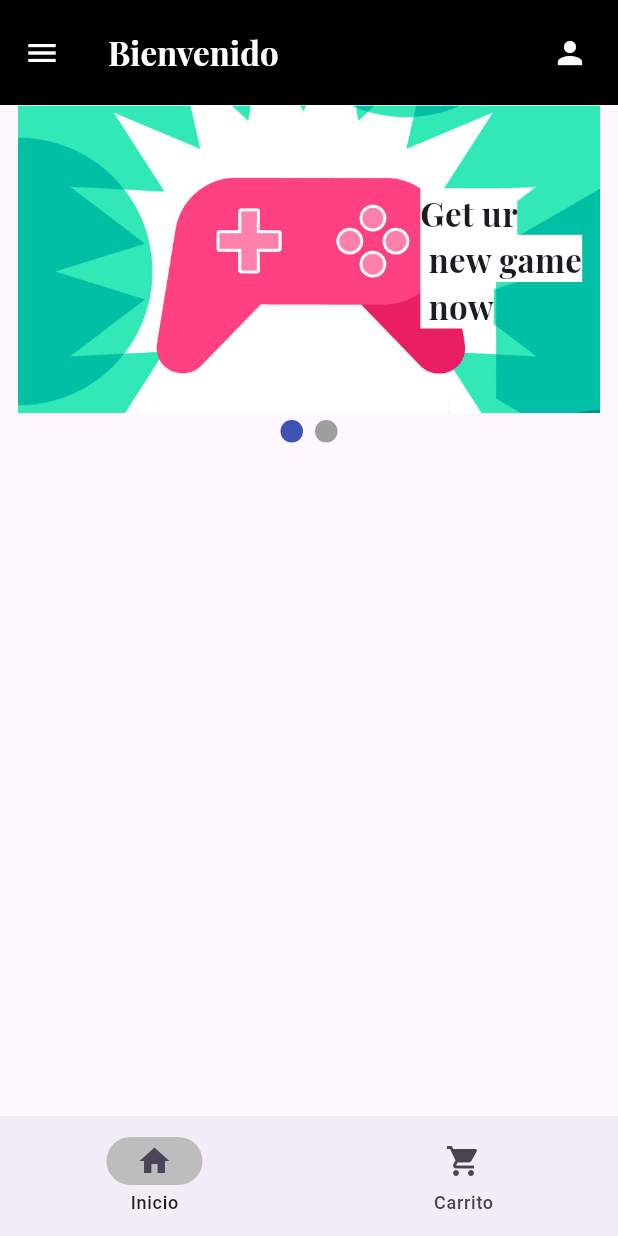
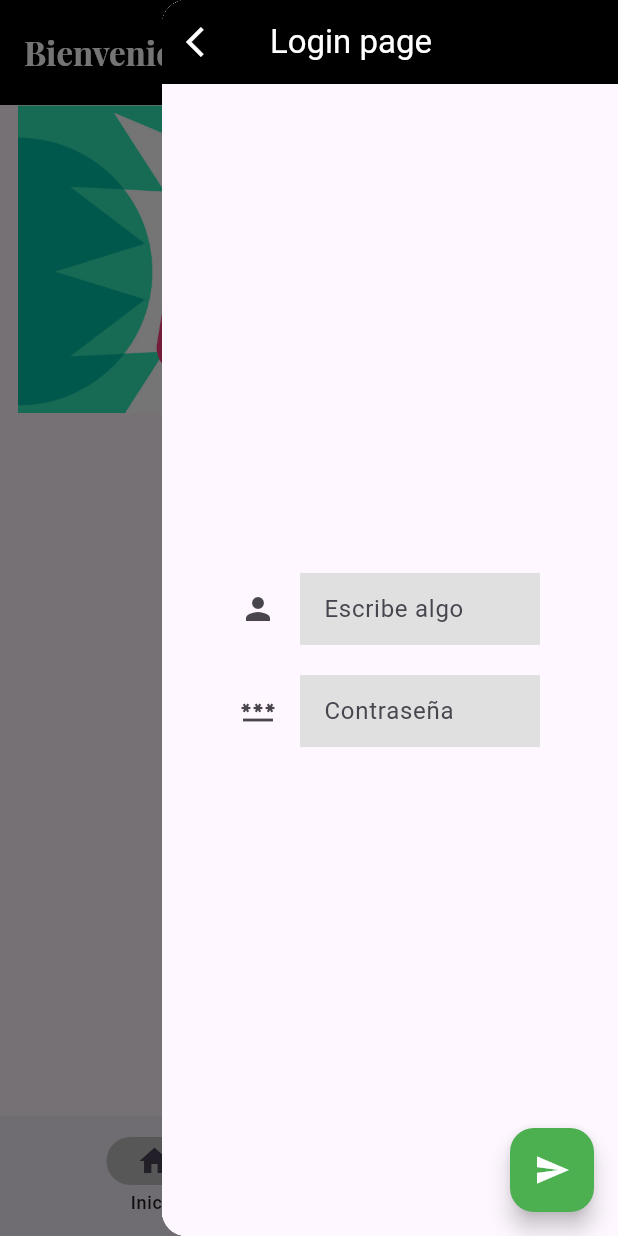
Before and after one commit to DamnProyect/cambiosZaid, a Flutter app: the screen it shows after launch, with the side drawer open (before the commit the screen has no drawer), on a phone screen of 412 x 824 dp. Run offline on Flutter 3.47's test engine with Material 3 defaults, Android fonts, the phone set to English and light mode, and no system bars; drawn by our look-alikes of carousel_slider, smooth_page_indicator; our stand-ins replace google_fonts; Roboto replaces fonts that are missing (Georgia).

Commit message:
Agregado el boton y el menu lateral del login

```diff
--- a/widgets_basicos/lib/screens/Home_page.dart
+++ b/widgets_basicos/lib/screens/Home_page.dart
@@ -4,6 +4,7 @@ import 'package:provider/provider.dart';
 import 'package:widgets_basicos/main.dart';
 import 'package:widgets_basicos/screens/carrito.dart';
 import 'package:widgets_basicos/screens/homeScreenGrid.dart';
+import 'package:widgets_basicos/screens/login.dart';
 
 class HomePage extends StatefulWidget {
   const HomePage({super.key});
@@ -24,10 +25,6 @@ class _HomePageState extends State<HomePage> {
       appBar: AppBar(
         toolbarHeight: 70,
         elevation: 0,
-        leading: IconButton(
-          onPressed: () {},
-          icon: Icon(Icons.menu),
-        ),
         actions: [
           //Icono que manda al logIn
           Container(
@@ -38,11 +35,19 @@ class _HomePageState extends State<HomePage> {
               shape: BoxShape.circle,
               color: Colors.black,
             ),
-            child: const Icon(Icons.person),
+            child: Builder(
+              builder: (context) => InkWell(
+                child: const Icon(Icons.person),
+                onTap: () {
+                  Scaffold.of(context).openEndDrawer();
+                },
+              ),
+            ),
           )
         ],
         backgroundColor: Colors.black,
         title: Text(
+          //nombre del usuario a modificar
           saludo + context.watch<ModeloUsuario>().nombre,
           style: GoogleFonts.playfairDisplay(
               fontSize: 22, fontWeight: FontWeight.bold),
@@ -73,6 +78,10 @@ class _HomePageState extends State<HomePage> {
           });
         },
       ),
+      //Ventana lateral del login page
+      endDrawer: Drawer(
+        child: LoginPage(),
+      ),
     );
   }
 }
--- a/widgets_basicos/lib/screens/ProductScreen.dart
+++ b/widgets_basicos/lib/screens/ProductScreen.dart
@@ -133,17 +133,18 @@ class ProductScreen extends StatelessWidget {
                             child: const Icon(
                               CupertinoIcons.cart_fill,
                               size: 22,
-                              color: Color(0xFFFD725A),
+                              color: Colors.black,
                             ),
                           ),
                         ),
                         InkWell(
+                          //Boton comprara ahora
                           onTap: () {},
                           child: Container(
                             padding: const EdgeInsets.symmetric(
                                 vertical: 18, horizontal: 70),
                             decoration: BoxDecoration(
-                              color: const Color(0xFFFD725A),
+                              color: Colors.black,
                               borderRadius: BorderRadius.circular(30),
                             ),
                             child: Text(
--- a/widgets_basicos/lib/screens/login.dart
+++ b/widgets_basicos/lib/screens/login.dart
@@ -24,9 +24,13 @@ class _LoginPageState extends State<LoginPage> {
           debugShowCheckedModeBanner: false,
           home: Scaffold(
             appBar: AppBar(
-              backgroundColor: Colors.green[200],
-              title: const Text("Login page"),
+              backgroundColor: Colors.black,
+              title: const Text(
+                "Login page",
+                style: TextStyle(color: Colors.white),
+              ),
               leading: IconButton(
+                color: Colors.white,
                 onPressed: () {
                   Navigator.of(context).pop();
                 },
```
